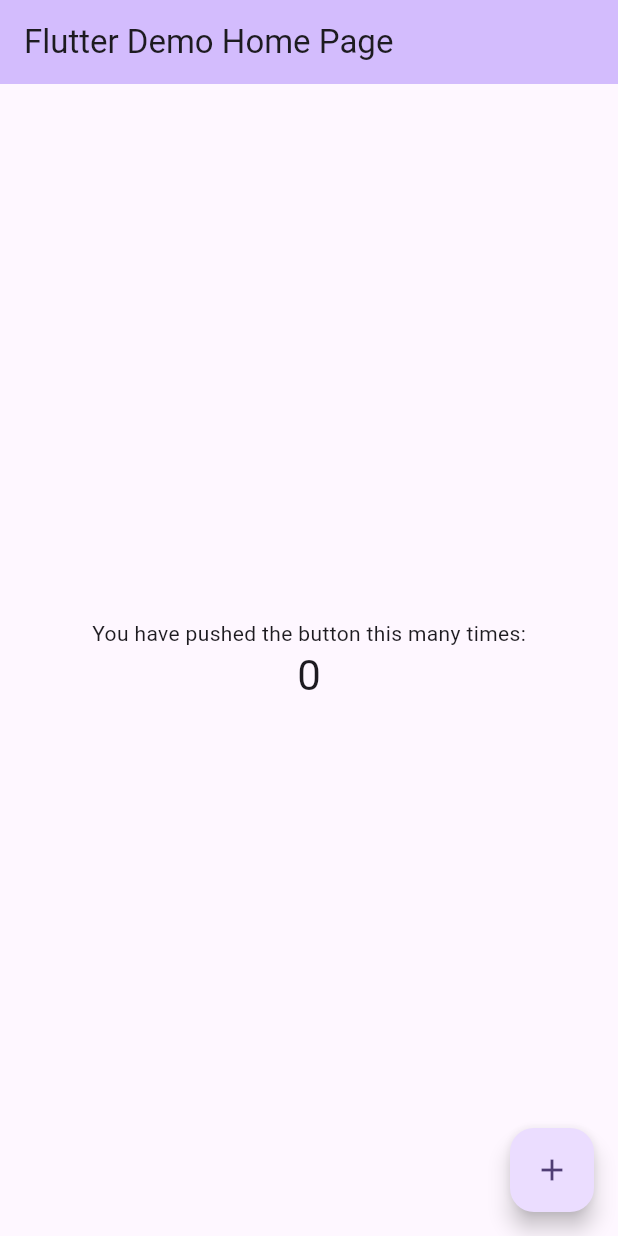
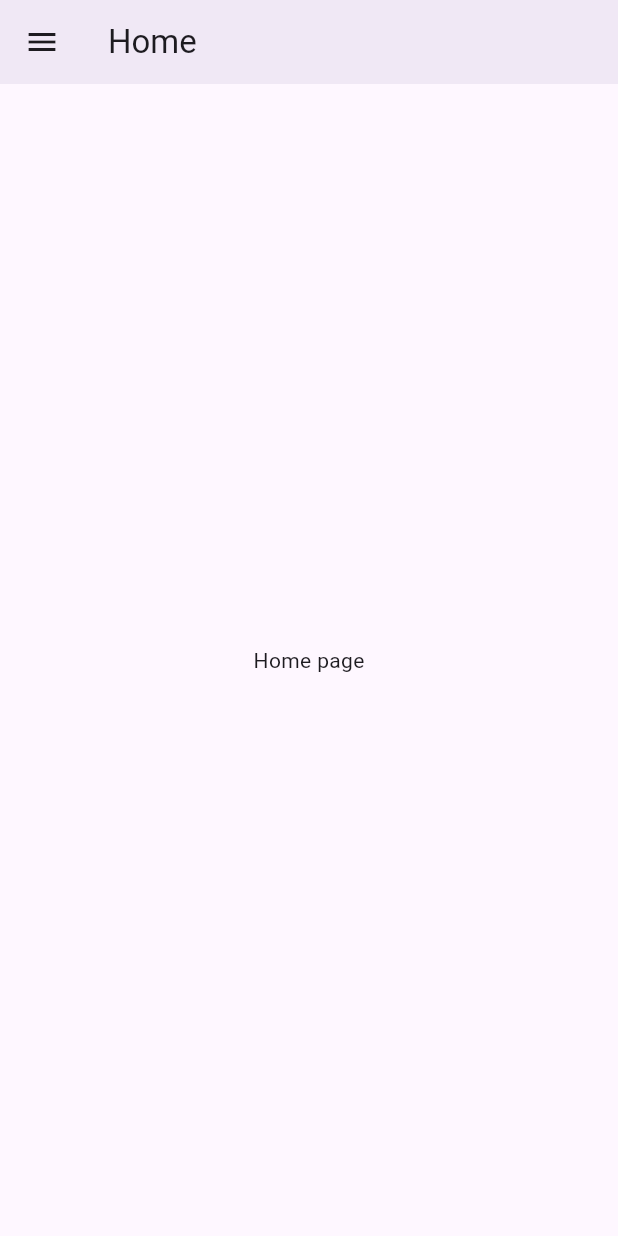
Before and after one commit to JamshidMobile/flutter_ui_widgets, a Flutter app: the screen it shows after launch, on a phone screen of 412 x 824 dp. Run offline on Flutter 3.47's test engine with Material 3 defaults, Android fonts, the phone set to English and light mode, and no system bars; drawn by our look-alikes of hidden_drawer_menu.

Commit message:
finish this widget

```diff
--- /dev/null
+++ b/lib/hidden_drawer.dart
@@ -0,0 +1,59 @@
+import 'package:flutter/material.dart';
+import 'package:flutter_ui_widgets/pages/home_page.dart';
+import 'package:flutter_ui_widgets/pages/profile_page.dart';
+import 'package:flutter_ui_widgets/pages/settings_page.dart';
+import 'package:hidden_drawer_menu/hidden_drawer_menu.dart';
+
+class MyHiddenDrawer extends StatefulWidget {
+  const MyHiddenDrawer({super.key});
+
+  @override
+  State<MyHiddenDrawer> createState() => _MyHiddenDrawerState();
+}
+
+class _MyHiddenDrawerState extends State<MyHiddenDrawer> {
+  List<ScreenHiddenDrawer> _pages = [];
+
+  @override
+  void initState() {
+    super.initState();
+    _pages = [
+      ScreenHiddenDrawer(
+        ItemHiddenMenu(
+          name: "Home",
+          baseStyle: TextStyle(),
+          selectedStyle: TextStyle(),
+          colorLineSelected: Colors.indigo,
+      ),
+        MyHomePage(),
+      ),
+
+      ScreenHiddenDrawer(
+        ItemHiddenMenu(
+          name: "Profile",
+          baseStyle: TextStyle(),
+          selectedStyle: TextStyle(),
+          colorLineSelected: Colors.indigo,
+        ),
+        MyProfilePage(),
+      ),
+      ScreenHiddenDrawer(
+        ItemHiddenMenu(
+          name: "Settings",
+          baseStyle: TextStyle(),
+          selectedStyle: TextStyle(),
+          colorLineSelected: Colors.indigo,
+        ),
+        MySettingsPage(),
+      ),
+
+    ];
+  }
+  @override
+  Widget build(BuildContext context) {
+    return HiddenDrawerMenu(
+        screens: _pages,
+        backgroundColorMenu: Colors.indigo.shade200
+    );
+  }
+}
--- a/lib/main.dart
+++ b/lib/main.dart
@@ -1,4 +1,5 @@
 import 'package:flutter/material.dart';
+import 'package:flutter_ui_widgets/hidden_drawer.dart';
 
 void main() {
   runApp(const MyApp());
@@ -13,110 +14,9 @@ class MyApp extends StatelessWidget {
     return MaterialApp(
       title: 'Flutter Demo',
       theme: ThemeData(
-        // This is the theme of your application.
-        //
-        // TRY THIS: Try running your application with "flutter run". You'll see
-        // the application has a purple toolbar. Then, without quitting the app,
-        // try changing the seedColor in the colorScheme below to Colors.green
-        // and then invoke "hot reload" (save your changes or press the "hot
-        // reload" button in a Flutter-supported IDE, or press "r" if you used
-        // the command line to start the app).
-        //
-        // Notice that the counter didn't reset back to zero; the application
-        // state is not lost during the reload. To reset the state, use hot
-        // restart instead.
-        //
-        // This works for code too, not just values: Most code changes can be
-        // tested with just a hot reload.
         colorScheme: ColorScheme.fromSeed(seedColor: Colors.deepPurple),
       ),
-      home: const MyHomePage(title: 'Flutter Demo Home Page'),
+      home: MyHiddenDrawer()
     );
   }
 }
-
-class MyHomePage extends StatefulWidget {
-  const MyHomePage({super.key, required this.title});
-
-  // This widget is the home page of your application. It is stateful, meaning
-  // that it has a State object (defined below) that contains fields that affect
-  // how it looks.
-
-  // This class is the configuration for the state. It holds the values (in this
-  // case the title) provided by the parent (in this case the App widget) and
-  // used by the build method of the State. Fields in a Widget subclass are
-  // always marked "final".
-
-  final String title;
-
-  @override
-  State<MyHomePage> createState() => _MyHomePageState();
-}
-
-class _MyHomePageState extends State<MyHomePage> {
-  int _counter = 0;
-
-  void _incrementCounter() {
-    setState(() {
-      // This call to setState tells the Flutter framework that something has
-      // changed in this State, which causes it to rerun the build method below
-      // so that the display can reflect the updated values. If we changed
-      // _counter without calling setState(), then the build method would not be
-      // called again, and so nothing would appear to happen.
-      _counter++;
-    });
-  }
-
-  @override
-  Widget build(BuildContext context) {
-    // This method is rerun every time setState is called, for instance as done
-    // by the _incrementCounter method above.
-    //
-    // The Flutter framework has been optimized to make rerunning build methods
-    // fast, so that you can just rebuild anything that needs updating rather
-    // than having to individually change instances of widgets.
-    return Scaffold(
-      appBar: AppBar(
-        // TRY THIS: Try changing the color here to a specific color (to
-        // Colors.amber, perhaps?) and trigger a hot reload to see the AppBar
-        // change color while the other colors stay the same.
-        backgroundColor: Theme.of(context).colorScheme.inversePrimary,
-        // Here we take the value from the MyHomePage object that was created by
-        // the App.build method, and use it to set our appbar title.
-        title: Text(widget.title),
-      ),
-      body: Center(
-        // Center is a layout widget. It takes a single child and positions it
-        // in the middle of the parent.
-        child: Column(
-          // Column is also a layout widget. It takes a list of children and
-          // arranges them vertically. By default, it sizes itself to fit its
-          // children horizontally, and tries to be as tall as its parent.
-          //
-          // Column has various properties to control how it sizes itself and
-          // how it positions its children. Here we use mainAxisAlignment to
-          // center the children vertically; the main axis here is the vertical
-          // axis because Columns are vertical (the cross axis would be
-          // horizontal).
-          //
-          // TRY THIS: Invoke "debug painting" (choose the "Toggle Debug Paint"
-          // action in the IDE, or press "p" in the console), to see the
-          // wireframe for each widget.
-          mainAxisAlignment: MainAxisAlignment.center,
-          children: <Widget>[
-            const Text('You have pushed the button this many times:'),
-            Text(
-              '$_counter',
-              style: Theme.of(context).textTheme.headlineMedium,
-            ),
-          ],
-        ),
-      ),
-      floatingActionButton: FloatingActionButton(
-        onPressed: _incrementCounter,
-        tooltip: 'Increment',
-        child: const Icon(Icons.add),
-      ), // This trailing comma makes auto-formatting nicer for build methods.
-    );
-  }
-}
--- /dev/null
+++ b/lib/pages/home_page.dart
@@ -0,0 +1,16 @@
+import 'package:flutter/material.dart';
+class MyHomePage extends StatefulWidget {
+  const MyHomePage({super.key});
+
+  @override
+  State<MyHomePage> createState() => _MyHomePageState();
+}
+
+class _MyHomePageState extends State<MyHomePage> {
+  @override
+  Widget build(BuildContext context) {
+    return Scaffold(
+      body: Center(child: Text("Home page"),),
+    );
+  }
+}
--- /dev/null
+++ b/lib/pages/profile_page.dart
@@ -0,0 +1,16 @@
+import 'package:flutter/material.dart';
+class MyProfilePage extends StatefulWidget {
+  const MyProfilePage({super.key});
+
+  @override
+  State<MyProfilePage> createState() => _MyProfilePageState();
+}
+
+class _MyProfilePageState extends State<MyProfilePage> {
+  @override
+  Widget build(BuildContext context) {
+    return Scaffold(
+      body: Center(child: Text("Profile page"),),
+    );
+  }
+}
--- /dev/null
+++ b/lib/pages/settings_page.dart
@@ -0,0 +1,16 @@
+import 'package:flutter/material.dart';
+class MySettingsPage extends StatefulWidget {
+  const MySettingsPage({super.key});
+
+  @override
+  State<MySettingsPage> createState() => _MySettingsPageState();
+}
+
+class _MySettingsPageState extends State<MySettingsPage> {
+  @override
+  Widget build(BuildContext context) {
+    return Scaffold(
+      body: Center(child: Text("Settings page"),),
+    );
+  }
+}
--- a/pubspec.yaml
+++ b/pubspec.yaml
@@ -34,6 +34,7 @@ dependencies:
   # The following adds the Cupertino Icons font to your application.
   # Use with the CupertinoIcons class for iOS style icons.
   cupertino_icons: ^1.0.8
+  hidden_drawer_menu: ^3.0.1
 
 dev_dependencies:
   flutter_test:
```
Also changed, not shown: pubspec.lock.
